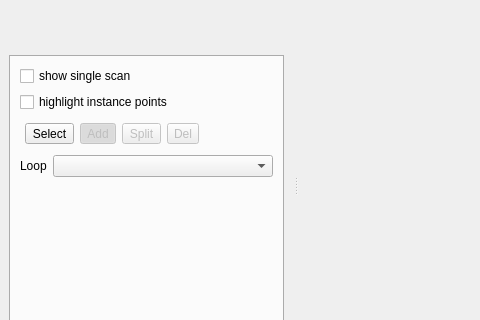
Old version of the form src/MainFrame.ui in the repository jbehley/point_labeler; both pictures show x 0 to 480 and y 313 to 633 of the 1197 by 970 pixel window.
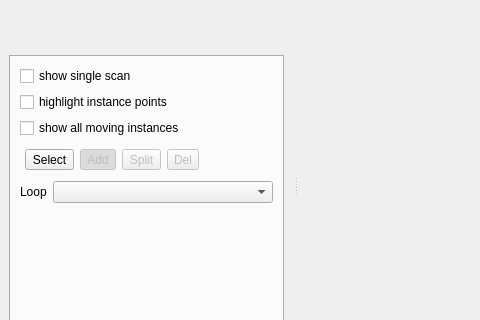
New version of the form. The open tabs and pages were chosen to show the change. Custom widgets are drawn as their Qt base class.

Commit message: show all bboxes and nd minimum size also for selection drawing.

```diff
--- a/src/MainFrame.ui
+++ b/src/MainFrame.ui
@@ -1210,7 +1210,7 @@
            </property>
           </widget>
          </item>
-         <item row="2" column="0" colspan="2">
+         <item row="3" column="0" colspan="2">
           <layout class="QHBoxLayout" name="horizontalLayout_4">
            <property name="leftMargin">
             <number>5</number>
@@ -1278,14 +1278,14 @@
            </item>
           </layout>
          </item>
-         <item row="3" column="0">
+         <item row="4" column="0">
           <widget class="QLabel" name="label_5">
            <property name="text">
             <string>Loop</string>
            </property>
           </widget>
          </item>
-         <item row="3" column="1">
+         <item row="4" column="1">
           <widget class="QComboBox" name="cmbLoop_instances"/>
          </item>
          <item row="1" column="0" colspan="2">
@@ -1295,6 +1295,13 @@
            </property>
           </widget>
          </item>
+         <item row="2" column="0" colspan="2">
+          <widget class="QCheckBox" name="chkShowAllMovingInstances">
+           <property name="text">
+            <string>show all moving instances</string>
+           </property>
+          </widget>
+         </item>
         </layout>
        </widget>
        <widget class="QWidget" name="tab_4">
```
The commit also changes 4 other files.
